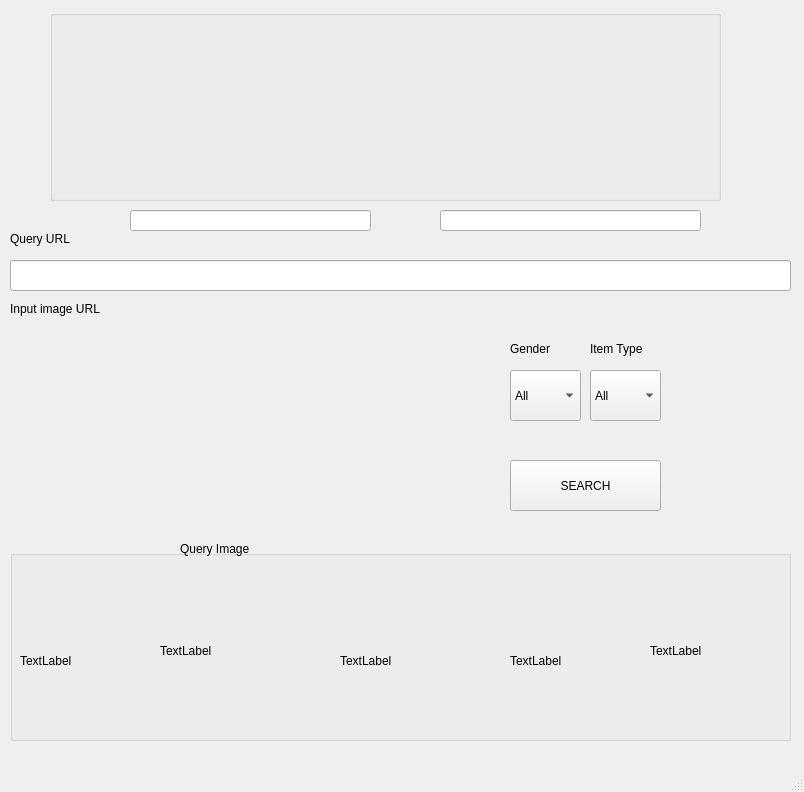
Leon047/Nike-demo-launchpad, file design.ui: the form before one commit.
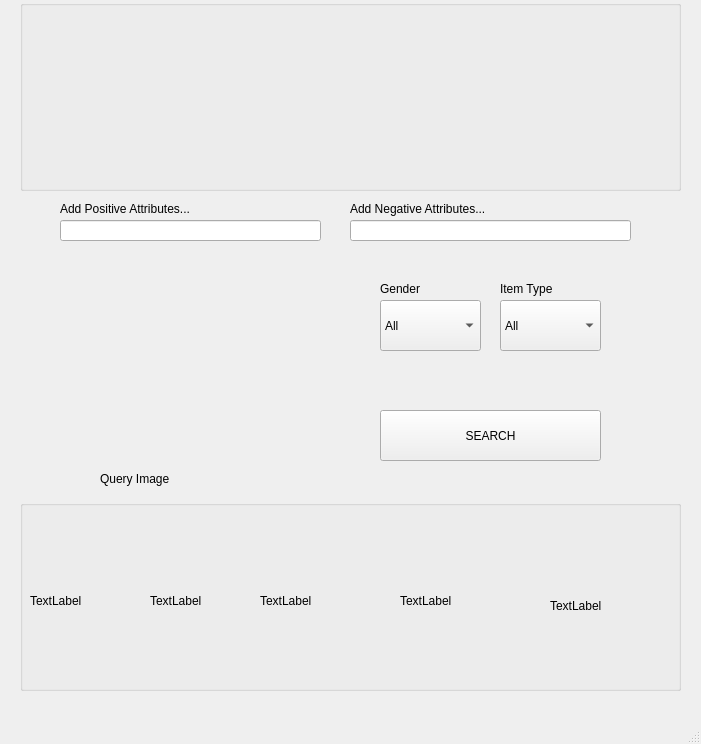
The form after the commit. Icons and pictures are not drawn.

```diff
--- a/design.ui
+++ b/design.ui
@@ -9,8 +9,8 @@
    <rect>
     <x>0</x>
     <y>0</y>
-    <width>804</width>
-    <height>792</height>
+    <width>701</width>
+    <height>744</height>
    </rect>
   </property>
   <property name="windowTitle">
@@ -20,9 +20,9 @@
    <widget class="QPushButton" name="pushButton">
     <property name="geometry">
      <rect>
-      <x>510</x>
-      <y>460</y>
-      <width>151</width>
+      <x>380</x>
+      <y>410</y>
+      <width>221</width>
       <height>51</height>
      </rect>
     </property>
@@ -33,9 +33,9 @@
    <widget class="QComboBox" name="comboBox">
     <property name="geometry">
      <rect>
-      <x>510</x>
-      <y>370</y>
-      <width>71</width>
+      <x>380</x>
+      <y>300</y>
+      <width>101</width>
       <height>51</height>
      </rect>
     </property>
@@ -63,9 +63,9 @@
    <widget class="QComboBox" name="comboBox_2">
     <property name="geometry">
      <rect>
-      <x>590</x>
-      <y>370</y>
-      <width>71</width>
+      <x>500</x>
+      <y>300</y>
+      <width>101</width>
       <height>51</height>
      </rect>
     </property>
@@ -88,39 +88,29 @@
    <widget class="QLineEdit" name="lineEdit">
     <property name="geometry">
      <rect>
-      <x>10</x>
-      <y>260</y>
-      <width>781</width>
-      <height>31</height>
-     </rect>
-    </property>
-   </widget>
-   <widget class="QLineEdit" name="lineEdit_2">
-    <property name="geometry">
-     <rect>
-      <x>130</x>
-      <y>210</y>
-      <width>241</width>
-      <height>21</height>
-     </rect>
-    </property>
-   </widget>
-   <widget class="QLineEdit" name="lineEdit_3">
-    <property name="geometry">
-     <rect>
-      <x>440</x>
-      <y>210</y>
+      <x>60</x>
+      <y>220</y>
       <width>261</width>
       <height>21</height>
      </rect>
     </property>
    </widget>
+   <widget class="QLineEdit" name="lineEdit_1">
+    <property name="geometry">
+     <rect>
+      <x>350</x>
+      <y>220</y>
+      <width>281</width>
+      <height>21</height>
+     </rect>
+    </property>
+   </widget>
    <widget class="QGroupBox" name="groupBox">
     <property name="geometry">
      <rect>
-      <x>50</x>
-      <y>10</y>
-      <width>671</width>
+      <x>20</x>
+      <y>0</y>
+      <width>661</width>
       <height>191</height>
      </rect>
     </property>
@@ -209,10 +199,10 @@
       <bool>true</bool>
      </property>
     </widget>
-    <widget class="QLabel" name="photo_5">
+    <widget class="QLabel" name="photo_4">
      <property name="geometry">
       <rect>
-       <x>540</x>
+       <x>530</x>
        <y>30</y>
        <width>121</width>
        <height>141</height>
@@ -232,34 +222,21 @@
    <widget class="QGroupBox" name="groupBox_2">
     <property name="geometry">
      <rect>
-      <x>10</x>
-      <y>550</y>
-      <width>781</width>
+      <x>20</x>
+      <y>500</y>
+      <width>661</width>
       <height>191</height>
      </rect>
     </property>
     <property name="title">
      <string/>
     </property>
-    <widget class="QLabel" name="photo_7">
-     <property name="geometry">
-      <rect>
-       <x>10</x>
-       <y>30</y>
-       <width>121</width>
-       <height>161</height>
-      </rect>
-     </property>
-     <property name="text">
-      <string>TextLabel</string>
-     </property>
-    </widget>
     <widget class="QLabel" name="photo_8">
      <property name="geometry">
       <rect>
-       <x>150</x>
+       <x>240</x>
        <y>20</y>
-       <width>141</width>
+       <width>121</width>
        <height>161</height>
       </rect>
      </property>
@@ -270,9 +247,9 @@
     <widget class="QLabel" name="photo_9">
      <property name="geometry">
       <rect>
-       <x>330</x>
-       <y>30</y>
-       <width>131</width>
+       <x>380</x>
+       <y>20</y>
+       <width>121</width>
        <height>161</height>
       </rect>
      </property>
@@ -283,20 +260,20 @@
     <widget class="QLabel" name="photo_10">
      <property name="geometry">
       <rect>
-       <x>500</x>
+       <x>530</x>
        <y>30</y>
        <width>121</width>
-       <height>161</height>
+       <height>151</height>
       </rect>
      </property>
      <property name="text">
       <string>TextLabel</string>
      </property>
     </widget>
-    <widget class="QLabel" name="photo_11">
+    <widget class="QLabel" name="photo_6">
      <property name="geometry">
       <rect>
-       <x>640</x>
+       <x>10</x>
        <y>20</y>
        <width>121</width>
        <height>161</height>
@@ -306,13 +283,26 @@
       <string>TextLabel</string>
      </property>
     </widget>
+    <widget class="QLabel" name="photo_7">
+     <property name="geometry">
+      <rect>
+       <x>130</x>
+       <y>20</y>
+       <width>101</width>
+       <height>161</height>
+      </rect>
+     </property>
+     <property name="text">
+      <string>TextLabel</string>
+     </property>
+    </widget>
    </widget>
-   <widget class="QLabel" name="photo_6">
+   <widget class="QLabel" name="photo_5">
     <property name="geometry">
      <rect>
-      <x>180</x>
-      <y>330</y>
-      <width>201</width>
+      <x>100</x>
+      <y>260</y>
+      <width>181</width>
       <height>201</height>
      </rect>
     </property>
@@ -332,9 +322,9 @@
     </property>
     <property name="geometry">
      <rect>
-      <x>510</x>
-      <y>340</y>
-      <width>67</width>
+      <x>380</x>
+      <y>280</y>
+      <width>61</width>
       <height>17</height>
      </rect>
     </property>
@@ -351,11 +341,11 @@
      <bool>false</bool>
     </property>
    </widget>
-   <widget class="QLabel" name="label_2">
+   <widget class="QLabel" name="label_1">
     <property name="geometry">
      <rect>
-      <x>590</x>
-      <y>340</y>
+      <x>500</x>
+      <y>280</y>
       <width>67</width>
       <height>17</height>
      </rect>
@@ -367,34 +357,8 @@
    <widget class="QLabel" name="label_3">
     <property name="geometry">
      <rect>
-      <x>10</x>
-      <y>230</y>
-      <width>67</width>
-      <height>17</height>
-     </rect>
-    </property>
-    <property name="text">
-     <string>Query URL</string>
-    </property>
-   </widget>
-   <widget class="QLabel" name="label_4">
-    <property name="geometry">
-     <rect>
-      <x>10</x>
-      <y>300</y>
-      <width>111</width>
-      <height>17</height>
-     </rect>
-    </property>
-    <property name="text">
-     <string>Input image URL</string>
-    </property>
-   </widget>
-   <widget class="QLabel" name="label_5">
-    <property name="geometry">
-     <rect>
-      <x>180</x>
-      <y>540</y>
+      <x>100</x>
+      <y>470</y>
       <width>91</width>
       <height>17</height>
      </rect>
@@ -403,6 +367,32 @@
      <string>Query Image</string>
     </property>
    </widget>
+   <widget class="QLabel" name="label_3">
+    <property name="geometry">
+     <rect>
+      <x>60</x>
+      <y>200</y>
+      <width>181</width>
+      <height>17</height>
+     </rect>
+    </property>
+    <property name="text">
+     <string>Add Positive Attributes...</string>
+    </property>
+   </widget>
+   <widget class="QLabel" name="label_4">
+    <property name="geometry">
+     <rect>
+      <x>350</x>
+      <y>200</y>
+      <width>181</width>
+      <height>17</height>
+     </rect>
+    </property>
+    <property name="text">
+     <string>Add Negative Attributes...</string>
+    </property>
+   </widget>
   </widget>
   <widget class="QMenuBar" name="menubar">
    <property name="geometry">
```
Left out of the diff: 12 changed lines with no effect on the pictures.
